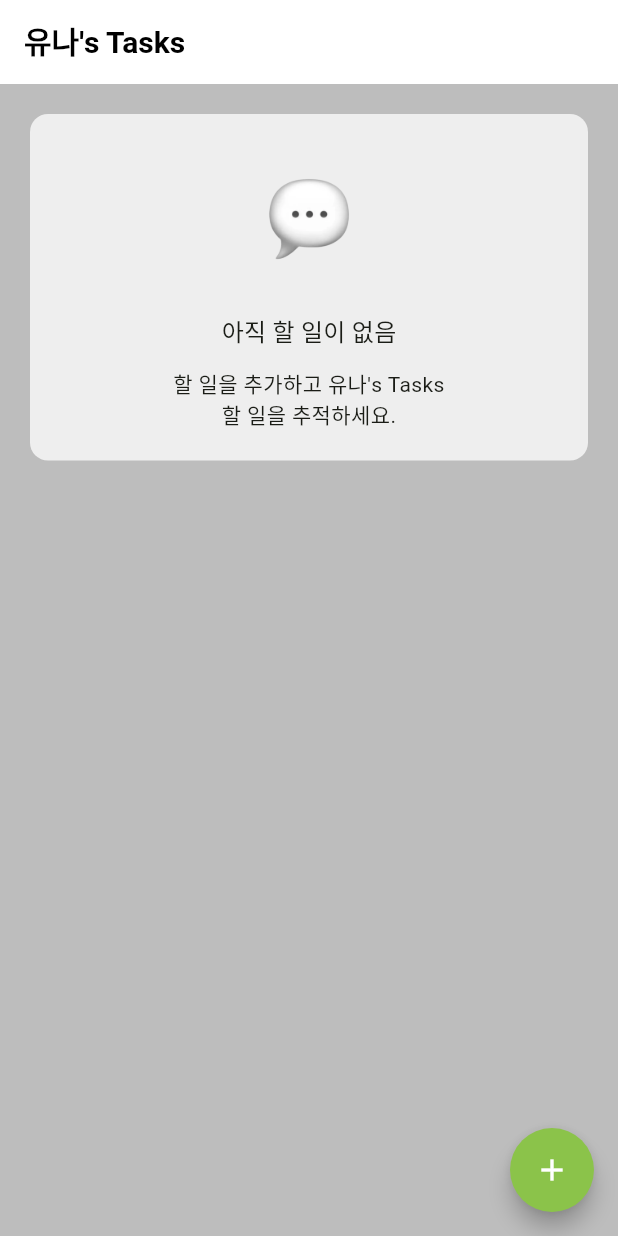
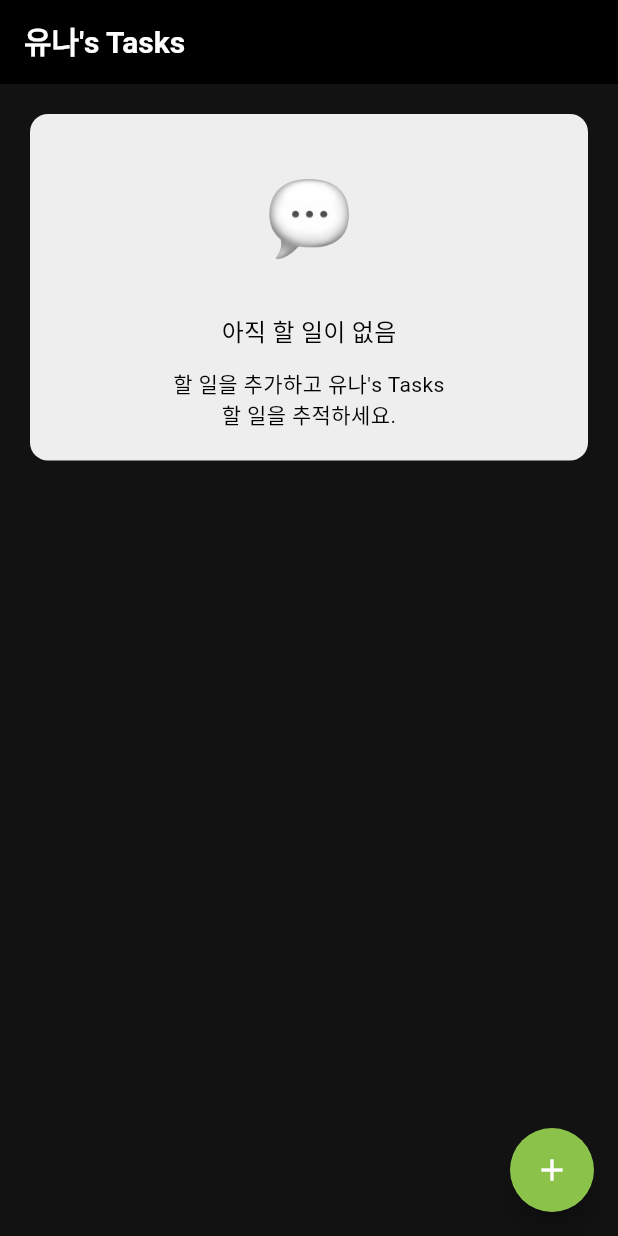
Before and after one commit to yuna-jung/tasks, a Flutter app: the screen it shows after launch, on a phone screen of 412 x 824 dp. Run offline on Flutter 3.47's test engine with Material 3 defaults, Android fonts, the phone set to English and light mode, and no system bars; Roboto replaces fonts that are missing (Nanum_Gothic).

Commit message:
ain코드 복구 후 첫커밋

```diff
--- a/lib/homepage/todo_taskbox.dart
+++ b/lib/homepage/todo_taskbox.dart
@@ -1,6 +1,4 @@
-import 'package:flutter/cupertino.dart';
 import 'package:flutter/material.dart';
-import 'package:to_do_app/homepage/todo_title.dart';
 
 class TaskBox extends StatelessWidget{
   const TaskBox({super.key});
--- a/lib/homepage/todo_title.dart
+++ b/lib/homepage/todo_title.dart
@@ -1,6 +1,7 @@
 import 'package:flutter/material.dart';
 
 class TodoTitle extends StatelessWidget{
+  const TodoTitle({super.key});
 
   static const String title="유나's Tasks";
 
--- a/lib/main.dart
+++ b/lib/main.dart
@@ -26,20 +26,20 @@ class MyApp extends StatelessWidget {
       ),
       darkTheme: ThemeData(
         appBarTheme: const AppBarTheme(
-          foregroundColor: Colors.white,
+        backgroundColor: Colors.black,
+        foregroundColor: Colors.white,
         ),
+
         useMaterial3: true,
-        colorScheme: const ColorScheme.dark(
+        colorScheme: const ColorScheme.dark().copyWith(
           onSurface: Colors.black,
-          // seedColor: Colors.lightGreen,
-          brightness: Brightness.dark,
-        ),
+          ),
         textTheme: const TextTheme(
           titleMedium: TextStyle(color: Colors.black),
           bodyMedium: TextStyle(color: Colors.black)
         )
       ),
-      themeMode: ThemeMode.light,
+      themeMode: ThemeMode.dark,
       home: const Homepage(),
     );
   }
```
Also changed, not shown: lib/add_todo_page/bottom_sheet.dart (line endings or trailing spaces), lib/add_todo_page/todo_detail_screen.dart (line endings or trailing spaces), lib/add_todo_page/todo_view.dart (line endings or trailing spaces), lib/homepage/homepage.dart (line endings or trailing spaces).
